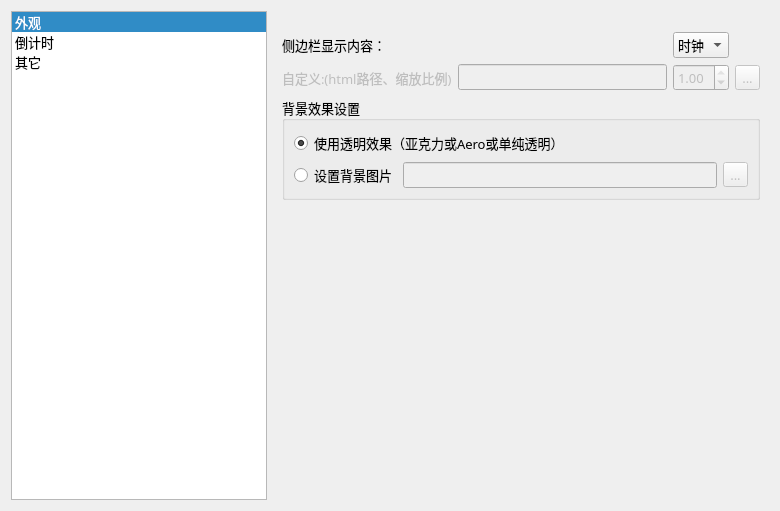
First picture: the form in setting.ui, repository LYXOfficial/uClock, before the edit.
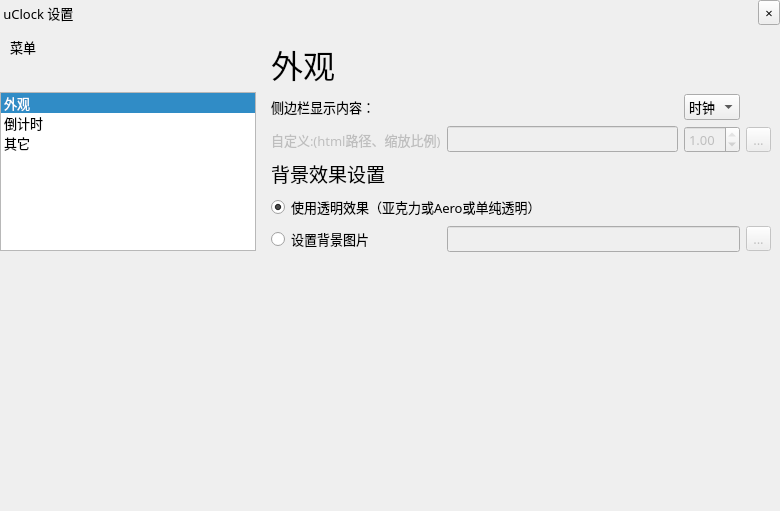
Second picture: the form after the edit.

Diff of the .ui file:
```diff
--- a/setting.ui
+++ b/setting.ui
@@ -20,107 +20,46 @@
    <string>设置</string>
   </property>
   <layout class="QGridLayout" name="gridLayout">
-   <item row="0" column="0" rowspan="3">
-    <widget class="QListWidget" name="menu">
-     <property name="sizePolicy">
-      <sizepolicy hsizetype="Preferred" vsizetype="Expanding">
-       <horstretch>0</horstretch>
-       <verstretch>0</verstretch>
-      </sizepolicy>
+   <property name="leftMargin">
+    <number>0</number>
+   </property>
+   <property name="topMargin">
+    <number>0</number>
+   </property>
+   <property name="rightMargin">
+    <number>0</number>
+   </property>
+   <property name="bottomMargin">
+    <number>0</number>
+   </property>
+   <item row="11" column="0">
+    <spacer name="verticalSpacer_4">
+     <property name="orientation">
+      <enum>Qt::Vertical</enum>
      </property>
-     <property name="maximumSize">
+     <property name="sizeHint" stdset="0">
       <size>
-       <width>16777215</width>
-       <height>16777215</height>
+       <width>20</width>
+       <height>40</height>
       </size>
      </property>
-     <property name="font">
-      <font>
-       <family>萍方0</family>
-       <pointsize>10</pointsize>
-      </font>
-     </property>
-     <property name="currentRow">
-      <number>0</number>
-     </property>
-     <item>
-      <property name="text">
-       <string>外观</string>
-      </property>
-     </item>
-     <item>
-      <property name="text">
-       <string>倒计时</string>
-      </property>
-     </item>
-     <item>
-      <property name="text">
-       <string>其它</string>
-      </property>
-     </item>
-    </widget>
+    </spacer>
    </item>
-   <item row="2" column="2">
+   <item row="1" column="1" rowspan="15" colspan="2">
     <widget class="QStackedWidget" name="view">
      <property name="currentIndex">
       <number>0</number>
      </property>
      <widget class="QWidget" name="page_3">
       <layout class="QGridLayout" name="gridLayout_2">
-       <item row="4" column="0" colspan="4">
-        <widget class="QGroupBox" name="groupBox">
-         <property name="title">
-          <string>背景效果设置</string>
-         </property>
-         <layout class="QGridLayout" name="gridLayout_5">
-          <item row="0" column="0" colspan="3">
-           <widget class="QRadioButton" name="radioButton">
-            <property name="text">
-             <string>使用透明效果（亚克力或Aero或单纯透明）</string>
-            </property>
-            <property name="checked">
-             <bool>true</bool>
-            </property>
-           </widget>
-          </item>
-          <item row="1" column="0">
-           <widget class="QRadioButton" name="radioButton_2">
-            <property name="text">
-             <string>设置背景图片</string>
-            </property>
-           </widget>
-          </item>
-          <item row="1" column="2">
-           <widget class="QToolButton" name="toolButton_2">
-            <property name="enabled">
-             <bool>false</bool>
-            </property>
-            <property name="text">
-             <string>...</string>
-            </property>
-           </widget>
-          </item>
-          <item row="1" column="1">
-           <widget class="QLineEdit" name="lineEdit_3">
-            <property name="enabled">
-             <bool>false</bool>
-            </property>
-            <property name="readOnly">
-             <bool>true</bool>
-            </property>
-           </widget>
-          </item>
-         </layout>
-        </widget>
-       </item>
-       <item row="0" column="0">
-        <widget class="QLabel" name="label">
+       <item row="6" column="0">
+        <widget class="QRadioButton" name="radioButton_2">
          <property name="text">
-          <string>侧边栏显示内容：</string>
+          <string>设置背景图片</string>
          </property>
         </widget>
        </item>
-       <item row="8" column="0" colspan="4">
+       <item row="10" column="0" colspan="4">
         <spacer name="verticalSpacer">
          <property name="orientation">
           <enum>Qt::Vertical</enum>
@@ -134,6 +73,23 @@
         </spacer>
        </item>
        <item row="1" column="0">
+        <widget class="QLabel" name="label">
+         <property name="text">
+          <string>侧边栏显示内容：</string>
+         </property>
+        </widget>
+       </item>
+       <item row="2" column="3">
+        <widget class="QToolButton" name="toolButton">
+         <property name="enabled">
+          <bool>false</bool>
+         </property>
+         <property name="text">
+          <string>...</string>
+         </property>
+        </widget>
+       </item>
+       <item row="2" column="0">
         <widget class="QLabel" name="label_2">
          <property name="enabled">
           <bool>false</bool>
@@ -143,8 +99,8 @@
          </property>
         </widget>
        </item>
-       <item row="1" column="1">
-        <widget class="QLineEdit" name="lineEdit">
+       <item row="6" column="1" colspan="2">
+        <widget class="QLineEdit" name="lineEdit_3">
          <property name="enabled">
           <bool>false</bool>
          </property>
@@ -153,7 +109,17 @@
          </property>
         </widget>
        </item>
-       <item row="1" column="2">
+       <item row="4" column="0" colspan="4">
+        <widget class="QRadioButton" name="radioButton">
+         <property name="text">
+          <string>使用透明效果（亚克力或Aero或单纯透明）</string>
+         </property>
+         <property name="checked">
+          <bool>true</bool>
+         </property>
+        </widget>
+       </item>
+       <item row="2" column="2">
         <widget class="QDoubleSpinBox" name="doubleSpinBox">
          <property name="enabled">
           <bool>false</bool>
@@ -172,8 +138,21 @@
          </property>
         </widget>
        </item>
-       <item row="1" column="3">
-        <widget class="QToolButton" name="toolButton">
+       <item row="0" column="0">
+        <widget class="QLabel" name="label_5">
+         <property name="font">
+          <font>
+           <family>萍方粗</family>
+           <pointsize>24</pointsize>
+          </font>
+         </property>
+         <property name="text">
+          <string>外观</string>
+         </property>
+        </widget>
+       </item>
+       <item row="6" column="3">
+        <widget class="QToolButton" name="toolButton_2">
          <property name="enabled">
           <bool>false</bool>
          </property>
@@ -182,7 +161,17 @@
          </property>
         </widget>
        </item>
-       <item row="0" column="2">
+       <item row="2" column="1">
+        <widget class="QLineEdit" name="lineEdit">
+         <property name="enabled">
+          <bool>false</bool>
+         </property>
+         <property name="readOnly">
+          <bool>true</bool>
+         </property>
+        </widget>
+       </item>
+       <item row="1" column="2">
         <widget class="QComboBox" name="comboBox">
          <item>
           <property name="text">
@@ -201,6 +190,18 @@
          </item>
         </widget>
        </item>
+       <item row="3" column="0">
+        <widget class="QLabel" name="label_6">
+         <property name="font">
+          <font>
+           <pointsize>14</pointsize>
+          </font>
+         </property>
+         <property name="text">
+          <string>背景效果设置</string>
+         </property>
+        </widget>
+       </item>
       </layout>
      </widget>
      <widget class="QWidget" name="page_4">
@@ -331,6 +332,189 @@
      </widget>
     </widget>
    </item>
+   <item row="10" column="0">
+    <spacer name="verticalSpacer_12">
+     <property name="orientation">
+      <enum>Qt::Vertical</enum>
+     </property>
+     <property name="sizeHint" stdset="0">
+      <size>
+       <width>20</width>
+       <height>40</height>
+      </size>
+     </property>
+    </spacer>
+   </item>
+   <item row="14" column="0">
+    <spacer name="verticalSpacer_8">
+     <property name="orientation">
+      <enum>Qt::Vertical</enum>
+     </property>
+     <property name="sizeHint" stdset="0">
+      <size>
+       <width>20</width>
+       <height>40</height>
+      </size>
+     </property>
+    </spacer>
+   </item>
+   <item row="15" column="0">
+    <spacer name="verticalSpacer_9">
+     <property name="orientation">
+      <enum>Qt::Vertical</enum>
+     </property>
+     <property name="sizeHint" stdset="0">
+      <size>
+       <width>20</width>
+       <height>40</height>
+      </size>
+     </property>
+    </spacer>
+   </item>
+   <item row="13" column="0">
+    <spacer name="verticalSpacer_7">
+     <property name="orientation">
+      <enum>Qt::Vertical</enum>
+     </property>
+     <property name="sizeHint" stdset="0">
+      <size>
+       <width>20</width>
+       <height>40</height>
+      </size>
+     </property>
+    </spacer>
+   </item>
+   <item row="8" column="0">
+    <spacer name="verticalSpacer_14">
+     <property name="orientation">
+      <enum>Qt::Vertical</enum>
+     </property>
+     <property name="sizeHint" stdset="0">
+      <size>
+       <width>20</width>
+       <height>40</height>
+      </size>
+     </property>
+    </spacer>
+   </item>
+   <item row="0" column="0">
+    <widget class="QLabel" name="label_9">
+     <property name="text">
+      <string> uClock 设置</string>
+     </property>
+    </widget>
+   </item>
+   <item row="3" column="0">
+    <spacer name="verticalSpacer_5">
+     <property name="orientation">
+      <enum>Qt::Vertical</enum>
+     </property>
+     <property name="sizeHint" stdset="0">
+      <size>
+       <width>20</width>
+       <height>40</height>
+      </size>
+     </property>
+    </spacer>
+   </item>
+   <item row="7" column="0">
+    <spacer name="verticalSpacer_15">
+     <property name="orientation">
+      <enum>Qt::Vertical</enum>
+     </property>
+     <property name="sizeHint" stdset="0">
+      <size>
+       <width>20</width>
+       <height>40</height>
+      </size>
+     </property>
+    </spacer>
+   </item>
+   <item row="12" column="0">
+    <spacer name="verticalSpacer_6">
+     <property name="orientation">
+      <enum>Qt::Vertical</enum>
+     </property>
+     <property name="sizeHint" stdset="0">
+      <size>
+       <width>20</width>
+       <height>40</height>
+      </size>
+     </property>
+    </spacer>
+   </item>
+   <item row="4" column="0" rowspan="3">
+    <widget class="QListWidget" name="menu">
+     <property name="sizePolicy">
+      <sizepolicy hsizetype="Maximum" vsizetype="Expanding">
+       <horstretch>0</horstretch>
+       <verstretch>0</verstretch>
+      </sizepolicy>
+     </property>
+     <property name="maximumSize">
+      <size>
+       <width>16777215</width>
+       <height>16777215</height>
+      </size>
+     </property>
+     <property name="font">
+      <font>
+       <family>萍方0</family>
+       <pointsize>10</pointsize>
+      </font>
+     </property>
+     <property name="currentRow">
+      <number>0</number>
+     </property>
+     <item>
+      <property name="text">
+       <string>外观</string>
+      </property>
+     </item>
+     <item>
+      <property name="text">
+       <string>倒计时</string>
+      </property>
+     </item>
+     <item>
+      <property name="text">
+       <string>其它</string>
+      </property>
+     </item>
+    </widget>
+   </item>
+   <item row="9" column="0">
+    <spacer name="verticalSpacer_13">
+     <property name="orientation">
+      <enum>Qt::Vertical</enum>
+     </property>
+     <property name="sizeHint" stdset="0">
+      <size>
+       <width>20</width>
+       <height>40</height>
+      </size>
+     </property>
+    </spacer>
+   </item>
+   <item row="0" column="2">
+    <widget class="QToolButton" name="toolButton_4">
+     <property name="text">
+      <string>×</string>
+     </property>
+    </widget>
+   </item>
+   <item row="2" column="0">
+    <widget class="QLabel" name="label_10">
+     <property name="font">
+      <font>
+       <family>萍方粗</family>
+      </font>
+     </property>
+     <property name="text">
+      <string>   菜单</string>
+     </property>
+    </widget>
+   </item>
   </layout>
  </widget>
  <resources/>
```
Left out of the diff: 136 changed lines with no effect on the pictures.
